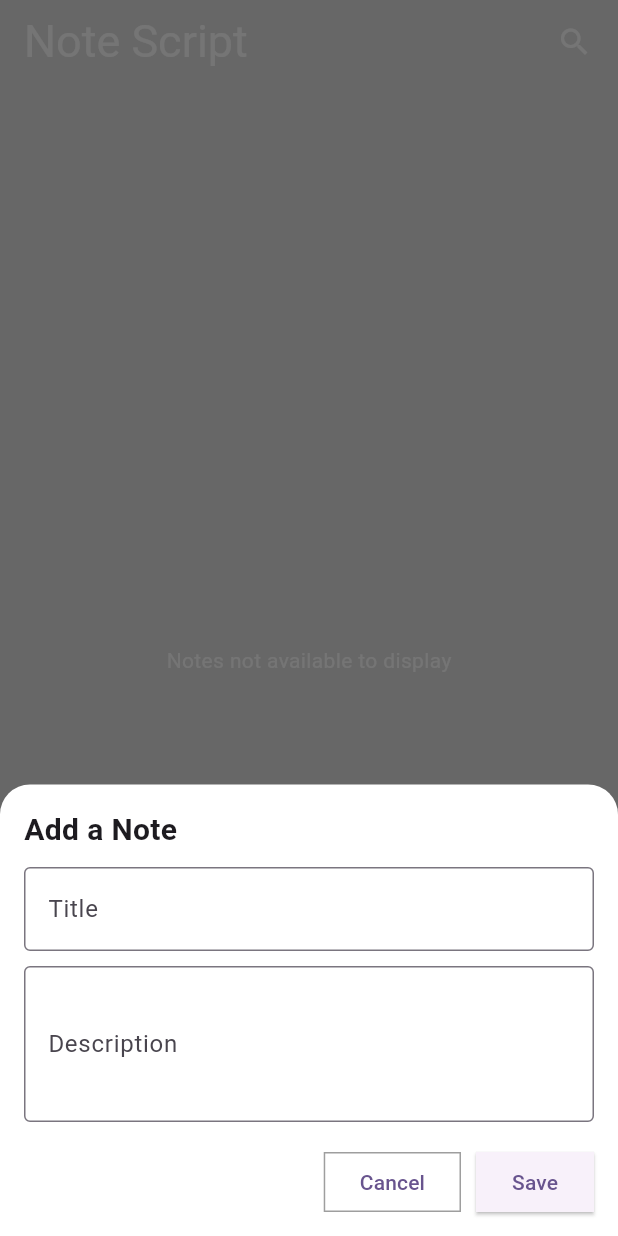
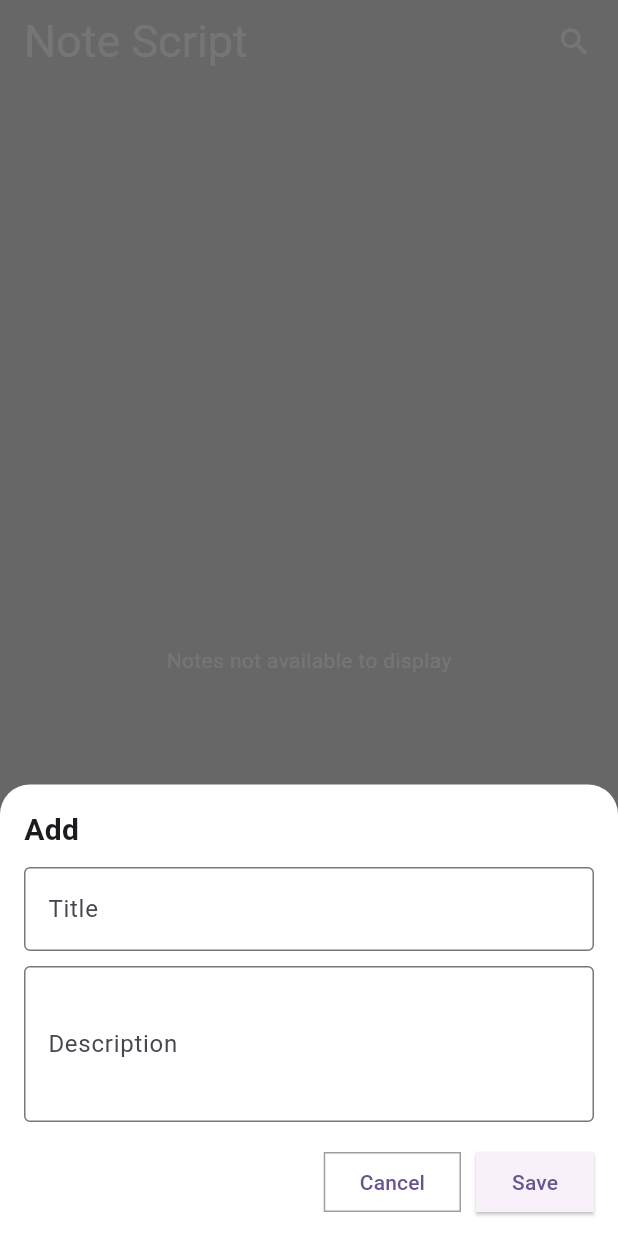
Before and after one commit to bharat-io/notes_script, a Flutter app: the screen it shows after launch, after a tap on the "add" icon, on a phone screen of 412 x 824 dp. Run offline on Flutter 3.47's test engine with Material 3 defaults, Android fonts, the phone set to English and light mode, and no system bars; our stand-ins replace sqflite; accounts and stored records are empty.

Commit message:
edit and delete and date time feature implemented to note app

```diff
--- /dev/null
+++ b/lib/bottom_sheet.dart
@@ -0,0 +1,78 @@
+import 'package:flutter/material.dart';
+
+Widget buildBottomSheet(BuildContext context,
+    {required Function onTap,
+    required TextEditingController titleController,
+    required TextEditingController descriptionController,
+    required String titleText,
+    required String buttonText}) {
+  return Padding(
+    padding: EdgeInsets.only(
+      left: 16,
+      right: 16,
+      top: 16,
+      bottom: MediaQuery.of(context).viewInsets.bottom + 16,
+    ),
+    child: SingleChildScrollView(
+      child: Column(
+        mainAxisSize: MainAxisSize.min,
+        crossAxisAlignment: CrossAxisAlignment.start,
+        children: [
+          Text(
+            titleText,
+            style: TextStyle(fontSize: 20, fontWeight: FontWeight.bold),
+          ),
+          const SizedBox(height: 10),
+          TextField(
+            controller: titleController,
+            decoration: InputDecoration(
+              labelText: 'Title',
+              border: OutlineInputBorder(),
+            ),
+          ),
+          const SizedBox(height: 10),
+          TextField(
+            controller: descriptionController,
+            decoration: InputDecoration(
+              labelText: 'Description',
+              border: OutlineInputBorder(),
+            ),
+            maxLines: 3,
+          ),
+          const SizedBox(height: 20),
+          Row(
+            mainAxisAlignment: MainAxisAlignment.end,
+            children: [
+              SizedBox(
+                height: 40,
+                child: OutlinedButton(
+                  onPressed: () {
+                    Navigator.pop(context);
+                  },
+                  style: OutlinedButton.styleFrom(
+                    shape: RoundedRectangleBorder(),
+                    side: BorderSide(color: Colors.grey),
+                  ),
+                  child: const Text("Cancel"),
+                ),
+              ),
+              const SizedBox(width: 10),
+              SizedBox(
+                height: 40,
+                child: ElevatedButton(
+                  onPressed: () {
+                    onTap();
+                  },
+                  style: ElevatedButton.styleFrom(
+                    shape: RoundedRectangleBorder(),
+                  ),
+                  child: const Text("Save"),
+                ),
+              ),
+            ],
+          ),
+        ],
+      ),
+    ),
+  );
+}
--- a/lib/view/screens/notes_screen.dart
+++ b/lib/view/screens/notes_screen.dart
@@ -1,7 +1,10 @@
 import 'dart:math';
 
 import 'package:flutter/material.dart';
+import 'package:intl/intl.dart';
+import 'package:notes_script/bottom_sheet.dart';
 import 'package:notes_script/database/db_helper.dart';
+import 'package:notes_script/show_snackbar.dart';
 import 'package:notes_script/view/screens/note_description_screen.dart';
 import 'package:path/path.dart';
 
@@ -18,6 +21,7 @@ class _NotesScreenState extends State<NotesScreen> {
   DBHelper? dbHelper;
   List<Map<String, dynamic>> noteList = [];
   List<Color> noteColors = [];
+  var date = DateFormat.yMMMEd();
   Color getRandomColor() {
     final Random random = Random();
     final int red = (random.nextInt(128) + 127);
@@ -71,10 +75,17 @@ class _NotesScreenState extends State<NotesScreen> {
               shape: const RoundedRectangleBorder(
                 borderRadius: BorderRadius.vertical(top: Radius.circular(20)),
               ),
-              builder: (context) => buildBottomSheet(context, () {
+              builder: (context) => buildBottomSheet(context,
+                  titleText: 'Add ',
+                  buttonText: "Add",
+                  titleController: titleController,
+                  descriptionController: descriptionController, onTap: () {
                 dbHelper!.addNote(
                     title: titleController.text,
                     description: descriptionController.text);
+
+                titleController.clear();
+                descriptionController.clear();
                 Navigator.of(context).pop();
                 fetchNotes();
               }),
@@ -102,6 +113,9 @@ class _NotesScreenState extends State<NotesScreen> {
                             Navigator.of(context).push(MaterialPageRoute(
                                 builder: (context) => NoteDescriptionScreen(
                                       noteData: notes,
+                                      titleController: titleController,
+                                      descriptionController:
+                                          descriptionController,
                                     )));
                           },
                           child: Container(
@@ -119,10 +133,23 @@ class _NotesScreenState extends State<NotesScreen> {
                                 ),
                               ],
                             ),
-                            child: Text(
-                              notes[DBHelper.NOTE_TITLE],
-                              style: TextStyle(fontSize: 20),
-                              maxLines: 2,
+                            child: Column(
+                              crossAxisAlignment: CrossAxisAlignment.start,
+                              mainAxisAlignment: MainAxisAlignment.spaceBetween,
+                              children: [
+                                Text(
+                                  notes[DBHelper.NOTE_TITLE],
+                                  style: TextStyle(fontSize: 20),
+                                  maxLines: 2,
+                                ),
+                                Text(
+                                  date
+                                      .format(DateTime.parse(
+                                          notes[DBHelper.NOTE_CREATED_AT]))
+                                      .toString(),
+                                  style: TextStyle(fontSize: 10),
+                                )
+                              ],
                             ),
                           ),
                         ),
@@ -149,6 +176,8 @@ class _NotesScreenState extends State<NotesScreen> {
                                             notes[DBHelper.NOTE_ID]);
                                         fetchNotes();
                                         Navigator.of(context).pop();
+                                        showSnackBar(
+                                            "Note deleted successful", context);
                                       },
                                       child: const Text("delete"),
                                     ),
@@ -174,76 +203,4 @@ class _NotesScreenState extends State<NotesScreen> {
                 ),
               ));
   }
-
-  Widget buildBottomSheet(BuildContext context, Function onTap) {
-    return Padding(
-      padding: EdgeInsets.only(
-        left: 16,
-        right: 16,
-        top: 16,
-        bottom: MediaQuery.of(context).viewInsets.bottom + 16,
-      ),
-      child: SingleChildScrollView(
-        child: Column(
-          mainAxisSize: MainAxisSize.min,
-          crossAxisAlignment: CrossAxisAlignment.start,
-          children: [
-            const Text(
-              'Add a Note',
-              style: TextStyle(fontSize: 20, fontWeight: FontWeight.bold),
-            ),
-            const SizedBox(height: 10),
-            TextField(
-              controller: titleController,
-              decoration: InputDecoration(
-                labelText: 'Title',
-                border: OutlineInputBorder(),
-              ),
-            ),
-            const SizedBox(height: 10),
-            TextField(
-              controller: descriptionController,
-              decoration: InputDecoration(
-                labelText: 'Description',
-                border: OutlineInputBorder(),
-              ),
-              maxLines: 3,
-            ),
-            const SizedBox(height: 20),
-            Row(
-              mainAxisAlignment: MainAxisAlignment.end,
-              children: [
-                SizedBox(
-                  height: 40,
-                  child: OutlinedButton(
-                    onPressed: () {
-                      Navigator.pop(context);
-                    },
-                    style: OutlinedButton.styleFrom(
-                      shape: RoundedRectangleBorder(),
-                      side: BorderSide(color: Colors.grey),
-                    ),
-                    child: const Text("Cancel"),
-                  ),
-                ),
-                const SizedBox(width: 10),
-                SizedBox(
-                  height: 40,
-                  child: ElevatedButton(
-                    onPressed: () {
-                      onTap();
-                    },
-                    style: ElevatedButton.styleFrom(
-                      shape: RoundedRectangleBorder(),
-                    ),
-                    child: const Text("Save"),
-                  ),
-                ),
-              ],
-            ),
-          ],
-        ),
-      ),
-    );
-  }
 }
--- a/pubspec.yaml
+++ b/pubspec.yaml
@@ -37,6 +37,7 @@ dependencies:
   path_provider: ^2.1.5
   path: ^1.9.0
   sqflite: ^2.4.1
+  intl: ^0.20.2
 
 dev_dependencies:
   flutter_test:
```
Also changed, not shown: lib/database/db_helper.dart (+18 -1 lines), lib/view/screens/note_description_screen.dart (+50 -2 lines).
